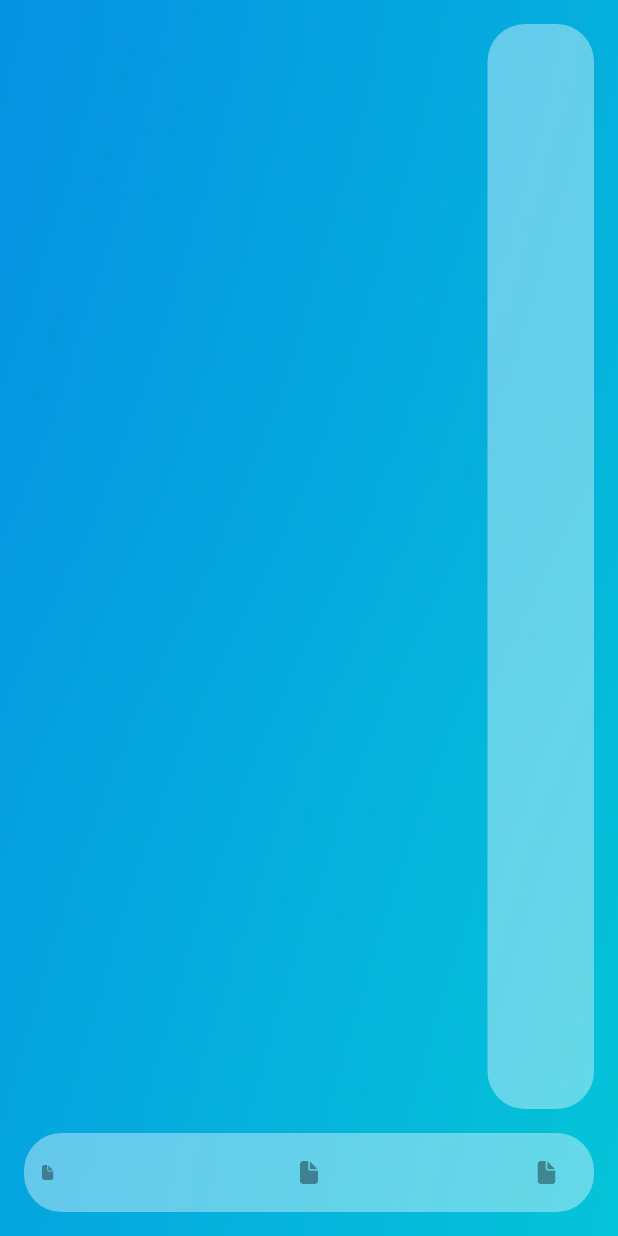
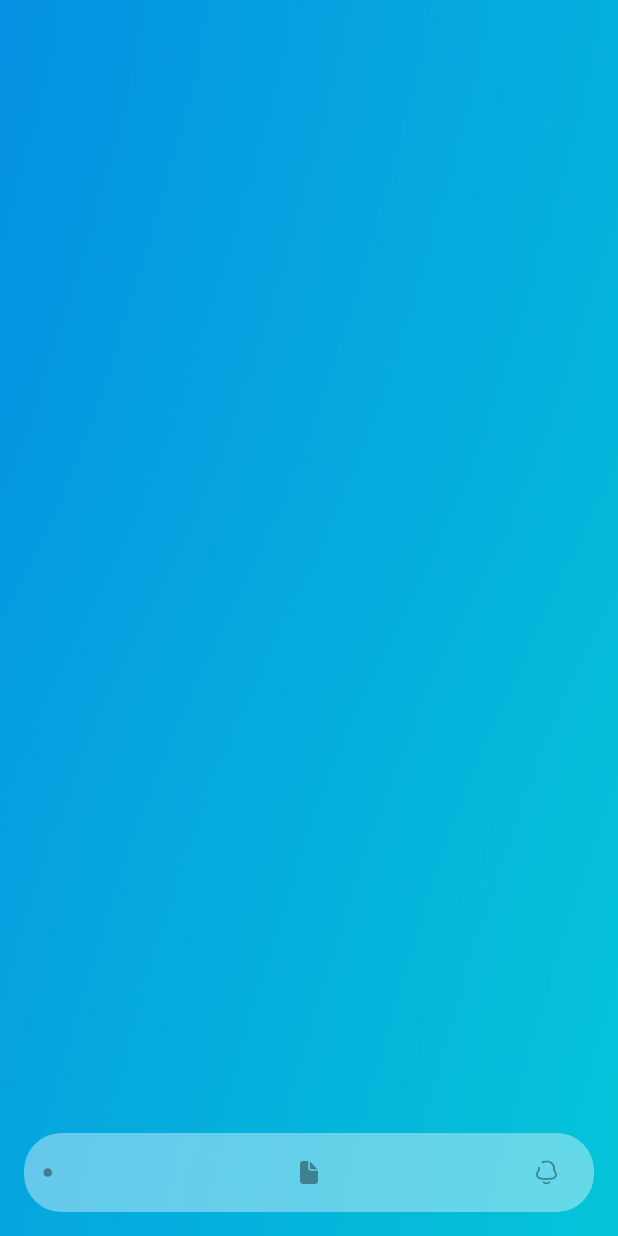
Before and after one commit to PedroMagar/fluides, a Flutter app: the screen it shows after launch, on a phone screen of 412 x 824 dp. Run offline on Flutter 3.47's test engine with Material 2 defaults, Android fonts, the phone set to English and light mode, and no system bars; our stand-ins replace flutter_svg.

Commit message:
Individualização dos itens do desktop

```diff
--- a/lib/desk/components/dock/dock.dart
+++ b/lib/desk/components/dock/dock.dart
@@ -8,10 +8,14 @@ class Dock extends StatelessWidget {
   }) : super(key: key);*/
   //final bool startSelected;
   final VoidCallback onStartSelected;
+  final VoidCallback onNotificationSelected;
+  final VoidCallback onWindowSelected;
 
   Dock(
     //@required this.startSelected,
     this.onStartSelected,
+    this.onNotificationSelected,
+    this.onWindowSelected,
   );
 
   @override
@@ -44,20 +48,20 @@ class Dock extends StatelessWidget {
                       left: defaultPadding * 0.75,
                     ),
                     child: SvgPicture.asset(
-                      "assets/icons/documents.svg",
+                      "assets/icons/start_512x512.svg",
                       color: Colors.black38,
                     ),
                   ),
                 ),
               ),
               Expanded(
-                flex: 1,
+                flex: 2,
                 child: Container(),
               ),
               Expanded(
-                flex: 8,
+                flex: 6,
                 child: InkWell(
-                  onTap: () {},
+                  onTap: () => onWindowSelected(),
                   child: Container(
                     padding: const EdgeInsets.only(
                       top: defaultPadding * 0.75,
@@ -73,9 +77,13 @@ class Dock extends StatelessWidget {
                 ),
               ),
               Expanded(
+                flex: 1,
+                child: Container(),
+              ),
+              Expanded(
                 flex: 2,
                 child: InkWell(
-                  onTap: () {},
+                  onTap: () => onNotificationSelected(),
                   child: Container(
                     padding: const EdgeInsets.only(
                       top: defaultPadding * 0.75,
@@ -84,7 +92,7 @@ class Dock extends StatelessWidget {
                       left: defaultPadding * 0.75,
                     ),
                     child: SvgPicture.asset(
-                      "assets/icons/documents.svg",
+                      "assets/icons/menu_notification.svg",
                       color: Colors.black38,
                     ),
                   ),
--- a/lib/desk/desk.dart
+++ b/lib/desk/desk.dart
@@ -21,6 +21,8 @@ class Desk extends StatefulWidget {
 
 class _Desk extends State<Desk> {
   bool _visible = false;
+  bool _visibleWindow = false;
+  bool _visibleNotification = false;
 
   @override
   Widget build(BuildContext context) {
@@ -30,6 +32,7 @@ class _Desk extends State<Desk> {
           Wallpaper(),
           Column(
             children: [
+              // Desktop Work Area
               Expanded(
                 flex: 11,
                 child: Row(
@@ -47,26 +50,47 @@ class _Desk extends State<Desk> {
                     ),
                     Expanded(
                       flex: 6,
-                      child: Padding(
-                        padding: const EdgeInsets.all(defaultPadding),
+                      child: AnimatedOpacity(
+                        // If the widget is visible, animate to 0.0 (invisible).
+                        // If the widget is hidden, animate to 1.0 (fully visible).
+                        opacity: _visibleWindow ? 1.0 : 0.0,
+                        duration: const Duration(milliseconds: 500),
+                        // The green box must be a child of the AnimatedOpacity widget.
                         child: Window(),
                       ),
                     ),
                     Expanded(
                       flex: 3,
-                      child: NotificationMenu(),
+                      child: AnimatedOpacity(
+                        // If the widget is visible, animate to 0.0 (invisible).
+                        // If the widget is hidden, animate to 1.0 (fully visible).
+                        opacity: _visibleNotification ? 1.0 : 0.0,
+                        duration: const Duration(milliseconds: 500),
+                        // The green box must be a child of the AnimatedOpacity widget.
+                        child: NotificationMenu(),
+                      ),
                     ),
                   ],
                   //color: Colors.white,
                 ),
               ),
-              //SizedBox(height: defaultPadding),
+              // Desktop Dock
               Expanded(
                 flex: 1,
                 child: Dock(
                   () {
                     setState(() {
                       _visible = !_visible;
+                    });
+                  },
+                  () {
+                    setState(() {
+                      _visibleNotification = !_visibleNotification;
+                    });
+                  },
+                  () {
+                    setState(() {
+                      _visibleWindow = !_visibleWindow;
                     });
                   },
                 ),
```
Also changed, not shown: lib/desk/components/window/window.dart (+8 -2 lines), assets/icons/menu_notification.svg, assets/icons/start_512x512.svg.
